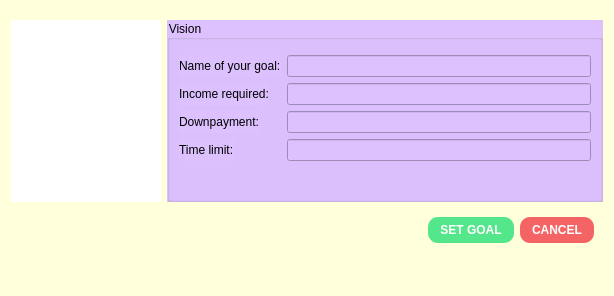
First picture: the form in insertt.ui, repository Prasiddhi16/Drishya, before the edit.
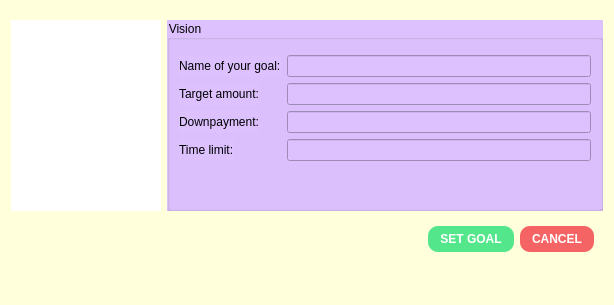
Second picture: the form after the edit. Icons and pictures are not drawn.

What changed in the file:
```diff
--- a/insertt.ui
+++ b/insertt.ui
@@ -7,14 +7,15 @@
     <x>0</x>
     <y>0</y>
     <width>614</width>
-    <height>296</height>
+    <height>305</height>
    </rect>
   </property>
   <property name="windowTitle">
    <string>Dialog</string>
   </property>
   <property name="styleSheet">
-   <string notr="true">background-color: rgb(255, 255, 219);</string>
+   <string notr="true">background-color: rgb(255, 255, 219);
+color: rgb(0, 0, 0);</string>
   </property>
   <layout class="QGridLayout" name="gridLayout_3" rowstretch="5,0,0" columnstretch="0,0">
    <property name="topMargin">
@@ -127,8 +128,8 @@
      <property name="styleSheet">
       <string notr="true">font: 600 14pt &quot;Segoe UI&quot;;
 background-color: rgb(221, 193, 255);
-radius:6px
-</string>
+radius:6px;
+color: rgb(0, 0, 0);</string>
      </property>
      <property name="title">
       <string>Vision</string>
@@ -160,7 +161,7 @@
          <string notr="true"/>
         </property>
         <property name="text">
-         <string>Income required:</string>
+         <string>Target amount:</string>
         </property>
        </widget>
       </item>
```
